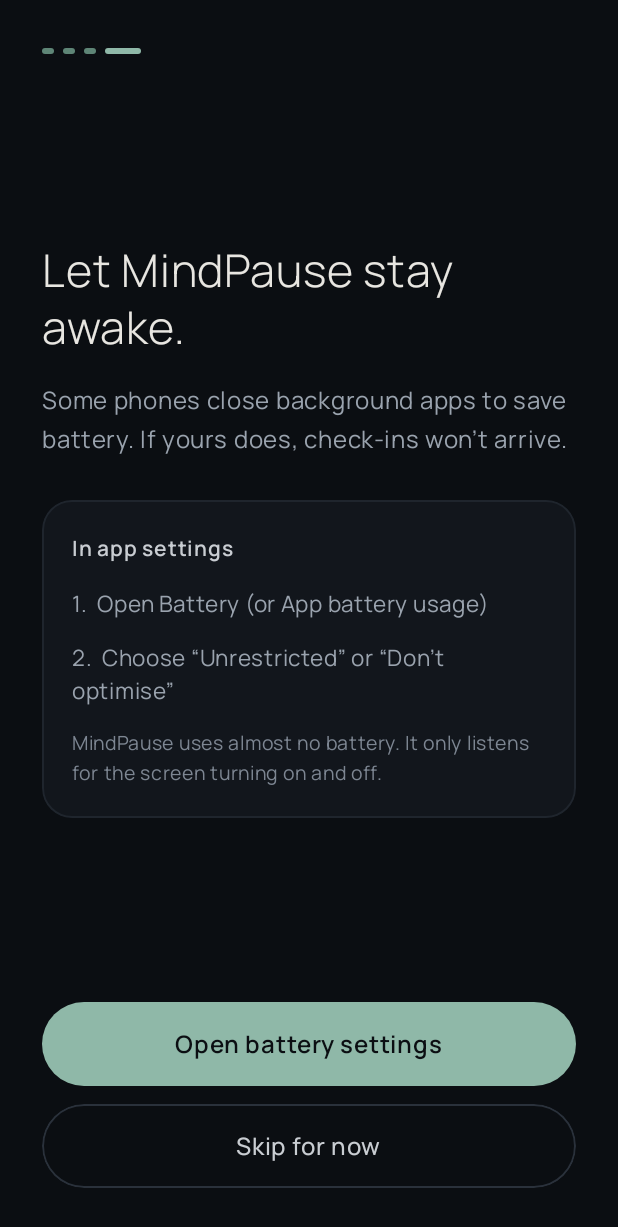
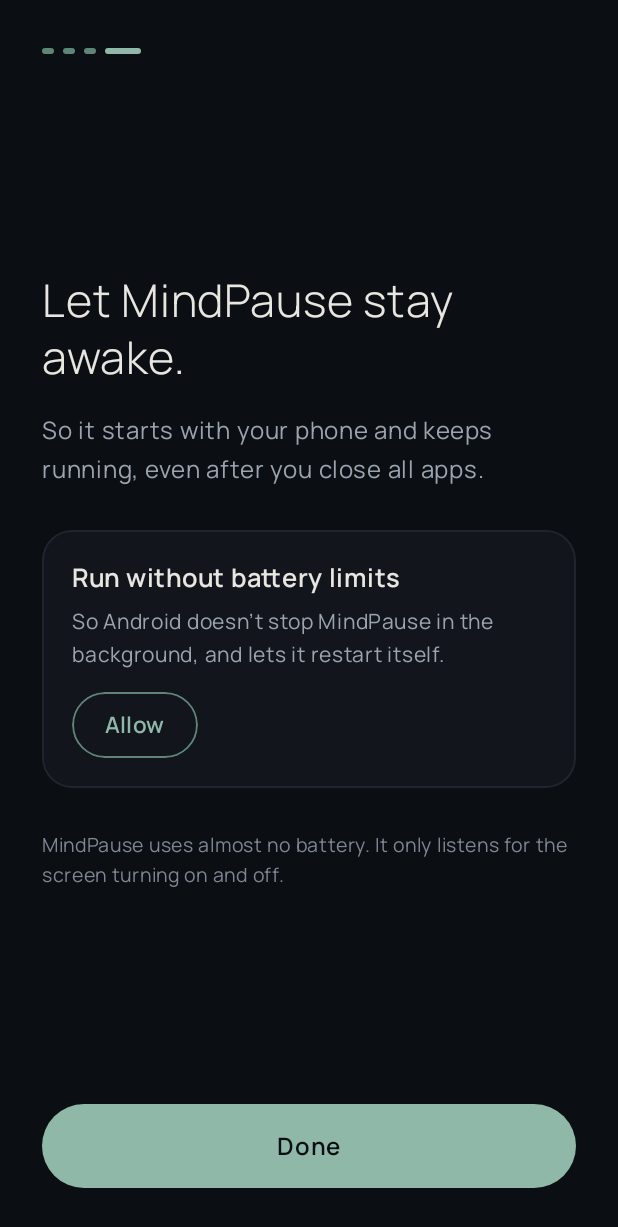
Before and after one commit to hesammoeinedin/Mindpuase, an Android app built with Jetpack Compose: the composable BatteryScreen shown on its own in the app's theme, on a phone screen of 412 x 824 dp. Shown: the top 1227 px of the screen. Run offline under Robolectric (Android 15) with nearby library versions, the phone set to English and light mode, and no system bars.

Commit message:
MindPause v1.1: keep running in the background
Restart after the app is swiped away or the service is stopped,
a 15-minute keep-alive check, quick-boot start, and a setup step
for battery limits and auto-start.

Co-Authored-By: Claude Opus 5.5 <noreply@anthropic.com>

```diff
--- a/app/build.gradle.kts
+++ b/app/build.gradle.kts
@@ -11,8 +11,8 @@ android {
         applicationId = "com.mindpause"
         minSdk = 26
         targetSdk = 36
-        versionCode = 1
-        versionName = "1.0"
+        versionCode = 2
+        versionName = "1.1"
     }
 
     buildTypes {
--- /dev/null
+++ b/app/src/main/java/com/mindpause/service/BackgroundHelp.kt
@@ -0,0 +1,66 @@
+package com.mindpause.service
+
+import android.content.ComponentName
+import android.content.Context
+import android.content.Intent
+import android.net.Uri
+import android.os.Build
+import android.os.PowerManager
+import android.provider.Settings
+
+/** Helpers for the settings that let MindPause run in the background. */
+object BackgroundHelp {
+
+    fun isBatteryUnrestricted(context: Context): Boolean =
+        context.getSystemService(PowerManager::class.java).isIgnoringBatteryOptimizations(context.packageName)
+
+    /** Shows Android's one-tap "Let app always run in background?" dialog. */
+    fun requestBatteryUnrestricted(context: Context) {
+        val direct = Intent(Settings.ACTION_REQUEST_IGNORE_BATTERY_OPTIMIZATIONS, Uri.parse("package:${context.packageName}"))
+        if (tryStart(context, direct)) return
+        if (tryStart(context, Intent(Settings.ACTION_IGNORE_BATTERY_OPTIMIZATION_SETTINGS))) return
+        openAppDetails(context)
+    }
+
+    private val brand: String get() = Build.MANUFACTURER.lowercase()
+
+    /** Phones known to block apps from starting at boot unless "auto-start" is on. */
+    fun needsAutostart(): Boolean =
+        listOf("xiaomi", "redmi", "poco", "huawei", "honor", "oppo", "realme", "oneplus", "vivo", "iqoo", "asus", "letv")
+            .any { brand.contains(it) }
+
+    private val autostartScreens = listOf(
+        ComponentName("com.miui.securitycenter", "com.miui.permcenter.autostart.AutoStartManagementActivity"),
+        ComponentName("com.huawei.systemmanager", "com.huawei.systemmanager.startupmgr.ui.StartupNormalAppListActivity"),
+        ComponentName("com.huawei.systemmanager", "com.huawei.systemmanager.optimize.process.ProtectActivity"),
+        ComponentName("com.hihonor.systemmanager", "com.hihonor.systemmanager.startupmgr.ui.StartupNormalAppListActivity"),
+        ComponentName("com.coloros.safecenter", "com.coloros.safecenter.permission.startup.StartupAppListActivity"),
+        ComponentName("com.coloros.safecenter", "com.coloros.safecenter.startupapp.StartupAppListActivity"),
+        ComponentName("com.oplus.safecenter", "com.oplus.safecenter.permission.startup.StartupAppListActivity"),
+        ComponentName("com.oneplus.security", "com.oneplus.security.chainlaunch.view.ChainLaunchAppListActivity"),
+        ComponentName("com.vivo.permissionmanager", "com.vivo.permissionmanager.activity.BgStartUpManagerActivity"),
+        ComponentName("com.iqoo.secure", "com.iqoo.secure.ui.phoneoptimize.AddWhiteListActivity"),
+        ComponentName("com.asus.mobilemanager", "com.asus.mobilemanager.autostart.AutoStartActivity"),
+        ComponentName("com.letv.android.letvsafe", "com.letv.android.letvsafe.AutobootManageActivity"),
+    )
+
+    /** Opens the phone maker's auto-start list, or app details as a fallback. */
+    fun openAutostart(context: Context) {
+        for (component in autostartScreens) {
+            if (tryStart(context, Intent().setComponent(component))) return
+        }
+        openAppDetails(context)
+    }
+
+    fun openAppDetails(context: Context) {
+        tryStart(context, Intent(Settings.ACTION_APPLICATION_DETAILS_SETTINGS, Uri.parse("package:${context.packageName}")))
+    }
+
+    private fun tryStart(context: Context, intent: Intent): Boolean =
+        try {
+            context.startActivity(intent.addFlags(Intent.FLAG_ACTIVITY_NEW_TASK))
+            true
+        } catch (_: Exception) {
+            false
+        }
+}
--- a/app/src/main/java/com/mindpause/service/BootReceiver.kt
+++ b/app/src/main/java/com/mindpause/service/BootReceiver.kt
@@ -9,9 +9,13 @@ import com.mindpause.summary.EveningScheduler
 class BootReceiver : BroadcastReceiver() {
     override fun onReceive(context: Context, intent: Intent) {
         when (intent.action) {
-            Intent.ACTION_BOOT_COMPLETED, Intent.ACTION_MY_PACKAGE_REPLACED -> {
+            Intent.ACTION_BOOT_COMPLETED,
+            Intent.ACTION_MY_PACKAGE_REPLACED,
+            "android.intent.action.QUICKBOOT_POWERON",
+            "com.htc.intent.action.QUICKBOOT_POWERON" -> {
                 EveningScheduler.schedule(context)
                 ServiceControl.startIfEnabled(context)
+                KeepAlive.schedule(context)
             }
         }
     }
--- a/app/src/main/java/com/mindpause/ui/OnboardingScreens.kt
+++ b/app/src/main/java/com/mindpause/ui/OnboardingScreens.kt
@@ -38,6 +38,7 @@ import androidx.compose.ui.text.style.TextAlign
 import androidx.compose.ui.unit.dp
 import androidx.compose.ui.unit.sp
 import com.mindpause.prefs
+import com.mindpause.service.BackgroundHelp
 import com.mindpause.service.Notifications
 import com.mindpause.ui.theme.MP
 
@@ -185,7 +186,14 @@ fun PermissionsScreen(tick: Int, onNext: () -> Unit) {
 }
 
 @Composable
-private fun PermissionCard(title: String, body: String, granted: Boolean, onAllow: () -> Unit) {
+fun PermissionCard(
+    title: String,
+    body: String,
+    granted: Boolean,
+    onAllow: () -> Unit,
+    actionLabel: String = "Allow",
+    grantedLabel: String = "Allowed",
+) {
     Card {
         Column(verticalArrangement = Arrangement.spacedBy(6.dp)) {
             Text(title, fontSize = 17.sp, fontWeight = FontWeight.SemiBold)
@@ -193,7 +201,7 @@ private fun PermissionCard(title: String, body: String, granted: Boolean, onAllo
         }
         if (granted) {
             Box(Modifier.height(44.dp), contentAlignment = Alignment.CenterStart) {
-                Text("Allowed", fontSize = 15.sp, fontWeight = FontWeight.Medium, color = MP.Sage)
+                Text(grantedLabel, fontSize = 15.sp, fontWeight = FontWeight.Medium, color = MP.Sage)
             }
         } else {
             val shape = RoundedCornerShape(22.dp)
@@ -206,34 +214,52 @@ private fun PermissionCard(title: String, body: String, granted: Boolean, onAllo
                     .padding(horizontal = 22.dp),
                 contentAlignment = Alignment.Center,
             ) {
-                Text("Allow", fontSize = 15.sp, fontWeight = FontWeight.SemiBold, color = MP.Sage)
+                Text(actionLabel, fontSize = 15.sp, fontWeight = FontWeight.SemiBold, color = MP.Sage)
             }
         }
     }
 }
 
 @Composable
-fun BatteryScreen(onOpenSettings: () -> Unit, onSkip: () -> Unit) {
+fun BatteryScreen(onDone: () -> Unit) {
     OnboardingFrame(
         step = 4,
-        bottom = {
-            PrimaryButton("Open battery settings", onOpenSettings)
-            SecondaryButton("Skip for now", onSkip)
-        },
+        bottom = { PrimaryButton("Done", onDone) },
     ) {
         Column(verticalArrangement = Arrangement.spacedBy(14.dp)) {
             Heading("Let MindPause stay awake.")
-            Body("Some phones close background apps to save battery. If yours does, check-ins won't arrive.")
+            Body("So it starts with your phone and keeps running, even after you close all apps.")
         }
-        Card {
-            Text("In app settings", fontSize = 14.sp, fontWeight = FontWeight.SemiBold, color = MP.Mist)
-            Text("1.  Open Battery (or App battery usage)", fontSize = 15.sp, lineHeight = 22.sp, color = MP.Muted)
-            Text("2.  Choose “Unrestricted” or “Don't optimise”", fontSize = 15.sp, lineHeight = 22.sp, color = MP.Muted)
-            Text(
-                "MindPause uses almost no battery. It only listens for the screen turning on and off.",
-                fontSize = 13.sp,
-                lineHeight = 20.sp,
-                color = MP.Faint,
+        KeepRunningCards()
+        Text(
+            "MindPause uses almost no battery. It only listens for the screen turning on and off.",
+            fontSize = 13.sp,
+            lineHeight = 20.sp,
+            color = MP.Faint,
+        )
+    }
+}
+
+/** Battery exemption and, on phones that need it, auto-start. Used in setup and Settings. */
+@Composable
+fun KeepRunningCards() {
+    val context = LocalContext.current
+    val tick = rememberResumeTick()
+    val batteryOk = remember(tick) { BackgroundHelp.isBatteryUnrestricted(context) }
+    Column(verticalArrangement = Arrangement.spacedBy(12.dp)) {
+        PermissionCard(
+            title = "Run without battery limits",
+            body = "So Android doesn't stop MindPause in the background, and lets it restart itself.",
+            granted = batteryOk,
+            onAllow = { BackgroundHelp.requestBatteryUnrestricted(context) },
+        )
+        if (BackgroundHelp.needsAutostart()) {
+            PermissionCard(
+                title = "Auto-start",
+                body = "Your phone also needs this so MindPause starts when the phone turns on. Turn MindPause on in the list.",
+                granted = false,
+                onAllow = { BackgroundHelp.openAutostart(context) },
+                actionLabel = "Open auto-start settings",
             )
         }
     }
```
Also changed, not shown: app/src/main/AndroidManifest.xml (+7 -0 lines), app/src/main/java/com/mindpause/service/KeepAlive.kt (added, +51 -0 lines), app/src/main/java/com/mindpause/service/PauseService.kt (+32 -3 lines), app/src/main/java/com/mindpause/ui/HomeSettingsScreens.kt (+17 -5 lines), app/src/main/java/com/mindpause/ui/MainActivity.kt (+1 -6 lines), 1 other file.
